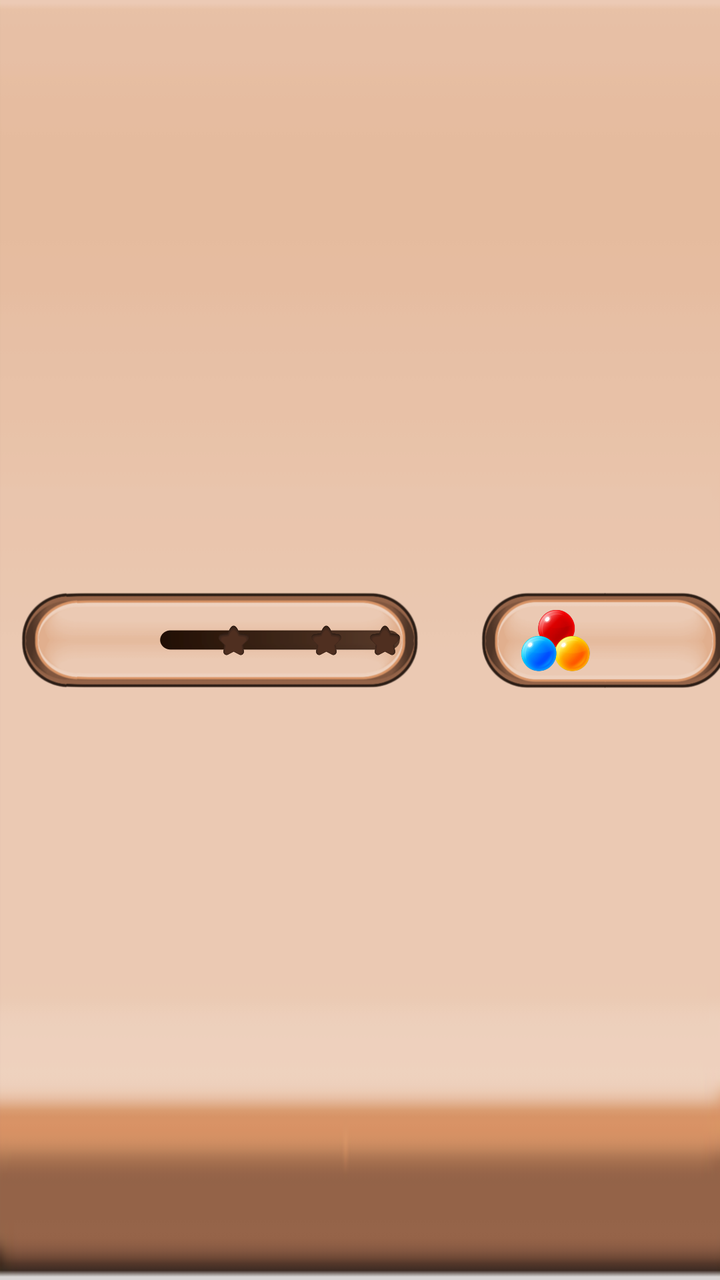
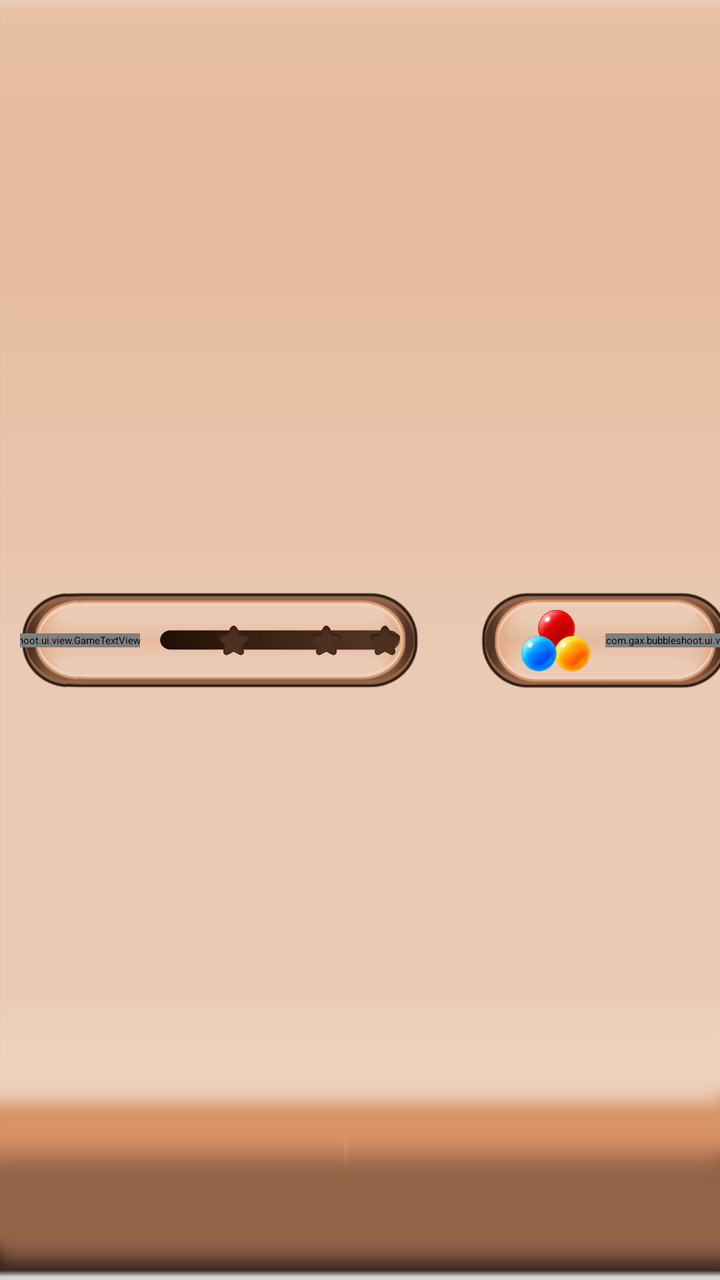

An Android layout rendered at two revisions. The XML below is the earlier revision; the diff shows what the commit changed to produce the second picture.
<!-- AndroidManifest.xml: application theme Theme.App.Starting -->
<!-- res/layout/view_game_state.xml -->
<?xml version="1.0" encoding="utf-8"?>
<androidx.constraintlayout.widget.ConstraintLayout
    xmlns:android="http://schemas.android.com/apk/res/android"
    xmlns:app="http://schemas.android.com/apk/res-auto"
    xmlns:tools="http://schemas.android.com/tools"
    android:id="@+id/layout_state"
    android:layout_width="match_parent"
    android:layout_height="@dimen/image_state_height"
    android:background="@drawable/board_state"
    tools:ignore="ContentDescription">

    <androidx.constraintlayout.widget.ConstraintLayout
        android:layout_width="0dp"
        android:layout_height="@dimen/image_state_board_height"
        android:layout_marginStart="@dimen/margin_10"
        android:background="@drawable/board_score"
        app:layout_constraintBottom_toBottomOf="parent"
        app:layout_constraintDimensionRatio="4:1"
        app:layout_constraintStart_toStartOf="parent"
        app:layout_constraintTop_toTopOf="parent">

        <TextView
            android:id="@+id/txt_score"
            android:layout_width="wrap_content"
            android:layout_height="wrap_content"
            app:fontFamily="@font/baloo"
            android:gravity="center"
            android:textColor="@color/brown"
            android:textSize="@dimen/txt_state_size"
            android:textStyle="bold"
            app:layout_constraintBottom_toBottomOf="parent"
            app:layout_constraintEnd_toEndOf="@id/guideline2"
            app:layout_constraintTop_toTopOf="parent" />

        <ImageView
            android:id="@+id/image_progress_bar"
            android:layout_width="0dp"
            android:layout_height="@dimen/image_state_progressbar_height"
            android:layout_margin="@dimen/margin_10"
            android:background="@drawable/progress_bar_bg"
            android:src="@drawable/progress_bar_clip"
            app:layout_constraintBottom_toBottomOf="parent"
            app:layout_constraintDimensionRatio="12:1"
            app:layout_constraintEnd_toEndOf="parent"
            app:layout_constraintStart_toStartOf="@id/guideline2"
            app:layout_constraintTop_toTopOf="parent" />

        <ImageView
            android:id="@+id/image_star_01"
            android:layout_width="@dimen/image_state_star_height"
            android:layout_height="@dimen/image_state_star_height"
            android:src="@drawable/star_bg"
            app:layout_constraintBottom_toBottomOf="@id/image_progress_bar"
            app:layout_constraintEnd_toEndOf="@id/image_progress_bar"
            app:layout_constraintHorizontal_bias="0.28"
            app:layout_constraintStart_toStartOf="@id/image_progress_bar"
            app:layout_constraintTop_toTopOf="@id/image_progress_bar" />

        <ImageView
            android:id="@+id/image_star_02"
            android:layout_width="@dimen/image_state_star_height"
            android:layout_height="@dimen/image_state_star_height"
            android:src="@drawable/star_bg"
            app:layout_constraintBottom_toBottomOf="@id/image_progress_bar"
            app:layout_constraintEnd_toEndOf="@id/image_progress_bar"
            app:layout_constraintHorizontal_bias="0.72"
            app:layout_constraintStart_toStartOf="@id/image_progress_bar"
            app:layout_constraintTop_toTopOf="@id/image_progress_bar" />

        <ImageView
            android:id="@+id/image_star_03"
            android:layout_width="@dimen/image_state_star_height"
            android:layout_height="@dimen/image_state_star_height"
            android:src="@drawable/star_bg"
            app:layout_constraintBottom_toBottomOf="@id/image_progress_bar"
            app:layout_constraintEnd_toEndOf="@id/image_progress_bar"
            app:layout_constraintTop_toTopOf="@id/image_progress_bar" />

        <androidx.constraintlayout.widget.Guideline
            android:id="@+id/guideline2"
            android:layout_width="wrap_content"
            android:layout_height="wrap_content"
            android:orientation="vertical"
            app:layout_constraintGuide_percent="0.3" />

    </androidx.constraintlayout.widget.ConstraintLayout>

    <androidx.constraintlayout.widget.ConstraintLayout
        android:layout_width="0dp"
        android:layout_height="@dimen/image_state_board_height"
        android:layout_marginEnd="@dimen/margin_10"
        android:background="@drawable/board_target"
        app:layout_constraintBottom_toBottomOf="parent"
        app:layout_constraintDimensionRatio="5:2"
        app:layout_constraintEnd_toEndOf="@id/guideline"
        app:layout_constraintStart_toStartOf="@id/guideline"
        app:layout_constraintTop_toTopOf="parent">

        <ImageView
            android:id="@+id/image_target"
            android:layout_width="0dp"
            android:layout_height="0dp"
            android:layout_margin="@dimen/margin_5"
            android:src="@drawable/target_pop"
            app:layout_constraintBottom_toBottomOf="parent"
            app:layout_constraintDimensionRatio="1:1"
            app:layout_constraintEnd_toEndOf="@id/guideline3"
            app:layout_constraintTop_toTopOf="parent" />

        <TextView
            android:id="@+id/txt_target"
            android:layout_width="wrap_content"
            android:layout_height="wrap_content"
            app:fontFamily="@font/baloo"
            android:gravity="center"
            android:textColor="@color/brown"
            android:textSize="@dimen/txt_state_size"
            android:textStyle="bold"
            app:layout_constraintBottom_toBottomOf="parent"
            app:layout_constraintStart_toStartOf="@id/guideline3"
            app:layout_constraintTop_toTopOf="parent" />

        <androidx.constraintlayout.widget.Guideline
            android:id="@+id/guideline3"
            android:layout_width="wrap_content"
            android:layout_height="wrap_content"
            android:orientation="vertical"
            app:layout_constraintGuide_percent="0.5" />

    </androidx.constraintlayout.widget.ConstraintLayout>

    <androidx.constraintlayout.widget.Guideline
        android:id="@+id/guideline"
        android:layout_width="wrap_content"
        android:layout_height="wrap_content"
        android:orientation="vertical"
        app:layout_constraintGuide_percent="0.84" />

</androidx.constraintlayout.widget.ConstraintLayout>
<!-- resources referenced by this layout -->
<resources>
  <color name="brown">#4E342E</color>
  <dimen name="image_state_board_height">50dp</dimen>
  <dimen name="image_state_height">70dp</dimen>
  <dimen name="image_state_progressbar_height">10dp</dimen>
  <dimen name="image_state_star_height">15dp</dimen>
  <dimen name="margin_10">10dp</dimen>
  <dimen name="margin_5">5dp</dimen>
  <dimen name="txt_state_size">17sp</dimen>
  <!-- drawable board_score: png bitmap (drawable, 59308 bytes) -->
  <!-- drawable board_state: png bitmap (drawable, 3497 bytes) -->
  <!-- drawable board_target: png bitmap (drawable, 45123 bytes) -->
  <!-- drawable progress_bar_bg: png bitmap (drawable, 14372 bytes) -->
  <!-- drawable progress_bar_clip (drawable) -->
  <?xml version="1.0" encoding="utf-8"?>
  <clip xmlns:android="http://schemas.android.com/apk/res/android"
      android:clipOrientation="horizontal"
      android:drawable="@drawable/progress_bar"
      android:gravity="left" />
  <!-- drawable star_bg: png bitmap (drawable, 19272 bytes) -->
  <!-- drawable target_pop: png bitmap (drawable, 110733 bytes) -->
  <style name="Theme.App.Starting" parent="Theme.SplashScreen">
          
          <item name="windowSplashScreenBackground">@color/brown</item>
          
          
          <item name="postSplashScreenTheme">@style/Theme.AnimalsPop</item>
      </style>
  <!-- drawable progress_bar: png bitmap (drawable, 47386 bytes) -->
  <style name="Theme.AnimalsPop" parent="Theme.MaterialComponents.DayNight.NoActionBar">
          
          <item name="colorPrimary">@color/purple_500</item>
          <item name="colorPrimaryVariant">@color/purple_700</item>
          <item name="colorOnPrimary">@color/white</item>
          
          <item name="colorSecondary">@color/teal_200</item>
          <item name="colorSecondaryVariant">@color/teal_700</item>
          <item name="colorOnSecondary">@color/black</item>
          
          <item name="android:statusBarColor" tools:targetApi="l">?attr/colorPrimaryVariant</item>
          
      </style>
  <color name="purple_500">#FF6200EE</color>
  <color name="purple_700">#FF3700B3</color>
  <color name="white">#FFFFFFFF</color>
  <color name="teal_200">#FF03DAC5</color>
  <color name="teal_700">#FF018786</color>
  <color name="black">#FF000000</color>
</resources>

<!-- the commit's change to res/layout/view_game_state.xml (unified diff, before → after) -->
@@ -19,7 +19,7 @@
         app:layout_constraintStart_toStartOf="parent"
         app:layout_constraintTop_toTopOf="parent">
 
-        <TextView
+        <com.gax.bubbleshoot.ui.view.GameTextView
             android:id="@+id/txt_score"
             android:layout_width="wrap_content"
             android:layout_height="wrap_content"
@@ -107,7 +107,7 @@
             app:layout_constraintEnd_toEndOf="@id/guideline3"
             app:layout_constraintTop_toTopOf="parent" />
 
-        <TextView
+        <com.gax.bubbleshoot.ui.view.GameTextView
             android:id="@+id/txt_target"
             android:layout_width="wrap_content"
             android:layout_height="wrap_content"
